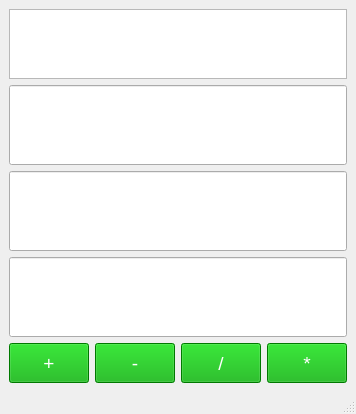
Qt form 37_module_sbx_calc.ui (PetrovSergeyAleksandrovich/37_module_sbx) before a commit.
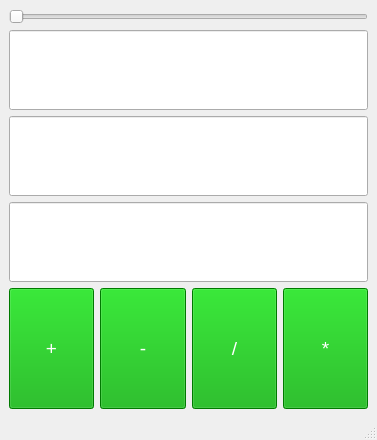
The same form after that commit.

Commit message: slider adde3d. connected slider() function with Output variable - valueChanged() doesnt'work

The edit to the form file:
```diff
--- a/37_module_sbx_calc.ui
+++ b/37_module_sbx_calc.ui
@@ -6,8 +6,8 @@
    <rect>
     <x>0</x>
     <y>0</y>
-    <width>340</width>
-    <height>361</height>
+    <width>377</width>
+    <height>440</height>
    </rect>
   </property>
   <property name="windowTitle">
@@ -18,7 +18,11 @@
     <item row="0" column="0">
      <layout class="QVBoxLayout" name="verticalLayout">
       <item>
-       <widget class="QTextEdit" name="textEdit"/>
+       <widget class="QSlider" name="hSlider">
+        <property name="orientation">
+         <enum>Qt::Horizontal</enum>
+        </property>
+       </widget>
       </item>
       <item>
        <widget class="QLineEdit" name="Input_1">
```
Left out of the diff: 79 changed lines with no effect on the pictures. The commit also changes 1 other file.
